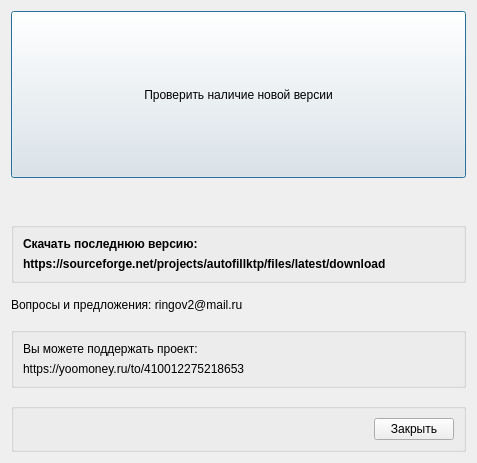
First picture: the form in help.ui, repository RingOV/auto-fill-KTP, before the edit.
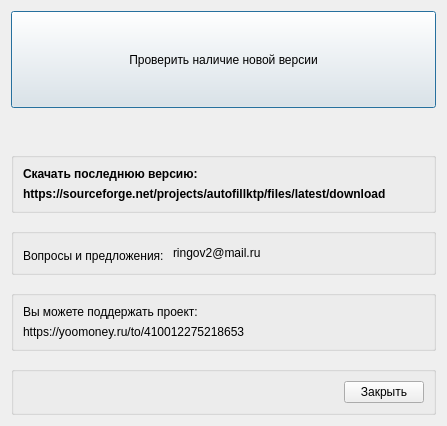
Second picture: the form after the edit.

The edit to the form file:
```diff
--- a/help.ui
+++ b/help.ui
@@ -6,8 +6,8 @@
    <rect>
     <x>0</x>
     <y>0</y>
-    <width>477</width>
-    <height>463</height>
+    <width>447</width>
+    <height>426</height>
    </rect>
   </property>
   <property name="windowTitle">
@@ -115,6 +115,15 @@
     </widget>
    </item>
    <item>
+    <widget class="QGroupBox" name="groupBox_3">
+     <property name="title">
+      <string/>
+     </property>
+     <property name="flat">
+      <bool>true</bool>
+     </property>
+     <layout class="QHBoxLayout" name="horizontalLayout_2">
+      <item>
     <widget class="QLabel" name="label_3">
      <property name="sizePolicy">
       <sizepolicy hsizetype="Preferred" vsizetype="Preferred">
@@ -123,20 +132,52 @@
       </sizepolicy>
      </property>
      <property name="text">
-      <string>Вопросы и предложения: ringov2@mail.ru</string>
+         <string>Вопросы и предложения: </string>
      </property>
      <property name="textFormat">
-      <enum>Qt::MarkdownText</enum>
+         <enum>Qt::PlainText</enum>
      </property>
      <property name="alignment">
       <set>Qt::AlignBottom|Qt::AlignLeading|Qt::AlignLeft</set>
      </property>
      <property name="openExternalLinks">
+         <bool>false</bool>
+        </property>
+        <property name="textInteractionFlags">
+         <set>Qt::NoTextInteraction</set>
+        </property>
+       </widget>
+      </item>
+      <item>
+       <widget class="QLabel" name="label">
+        <property name="text">
+         <string>ringov2@mail.ru</string>
+        </property>
+        <property name="textFormat">
+         <enum>Qt::MarkdownText</enum>
+        </property>
+        <property name="openExternalLinks">
       <bool>true</bool>
      </property>
      <property name="textInteractionFlags">
-      <set>Qt::TextSelectableByMouse</set>
-     </property>
+         <set>Qt::LinksAccessibleByMouse|Qt::TextSelectableByMouse</set>
+        </property>
+       </widget>
+      </item>
+      <item>
+       <spacer name="horizontalSpacer_2">
+        <property name="orientation">
+         <enum>Qt::Horizontal</enum>
+        </property>
+        <property name="sizeHint" stdset="0">
+         <size>
+          <width>40</width>
+          <height>20</height>
+         </size>
+        </property>
+       </spacer>
+      </item>
+     </layout>
     </widget>
    </item>
    <item>
```
Lines whose indentation alone changed are shown as unchanged.
